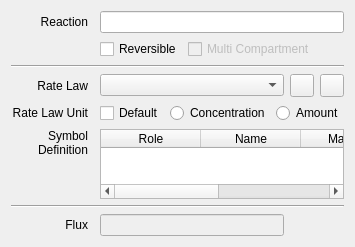
This is copasi/UI/ReactionsWidget1.ui in copasi/COPASI as Qt 5 draws it before an edit. The edited form follows.
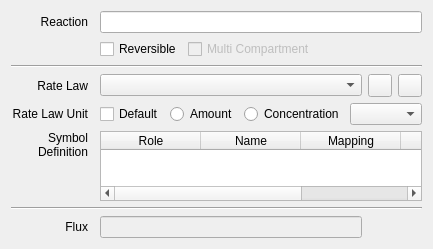
This is the edited form. Custom widgets are drawn as their Qt base class.

Commit message: Improved reaction GUI to allow for a scaling compartment so that the user is able to override which compartment is used.

Patch:
```diff
--- a/copasi/UI/ReactionsWidget1.ui
+++ b/copasi/UI/ReactionsWidget1.ui
@@ -21,8 +21,8 @@
    <rect>
     <x>0</x>
     <y>0</y>
-    <width>354</width>
-    <height>235</height>
+    <width>432</width>
+    <height>238</height>
    </rect>
   </property>
   <property name="sizePolicy">
@@ -301,13 +301,6 @@
        </property>
       </widget>
      </item>
-     <item>
-      <widget class="QRadioButton" name="mpConcentrationUnit">
-       <property name="text">
-        <string>Concentration</string>
-       </property>
-      </widget>
-     </item>
      <item>
       <widget class="QRadioButton" name="mpAmountUnit">
        <property name="text">
@@ -316,17 +309,21 @@
       </widget>
      </item>
      <item>
-      <spacer name="horizontalSpacer_2">
-       <property name="orientation">
-        <enum>Qt::Horizontal</enum>
+      <widget class="QRadioButton" name="mpConcentrationUnit">
+       <property name="text">
+        <string>Concentration</string>
        </property>
-       <property name="sizeHint" stdset="0">
-        <size>
-         <width>40</width>
-         <height>20</height>
-        </size>
+      </widget>
+     </item>
+     <item>
+      <widget class="QComboBox" name="mpComboBoxCompartment">
+       <property name="sizePolicy">
+        <sizepolicy hsizetype="MinimumExpanding" vsizetype="Fixed">
+         <horstretch>0</horstretch>
+         <verstretch>0</verstretch>
+        </sizepolicy>
        </property>
-      </spacer>
+      </widget>
      </item>
     </layout>
    </item>
```
Left out of the diff: 18 changed lines with no effect on the pictures. The commit also changes 13 other files.
